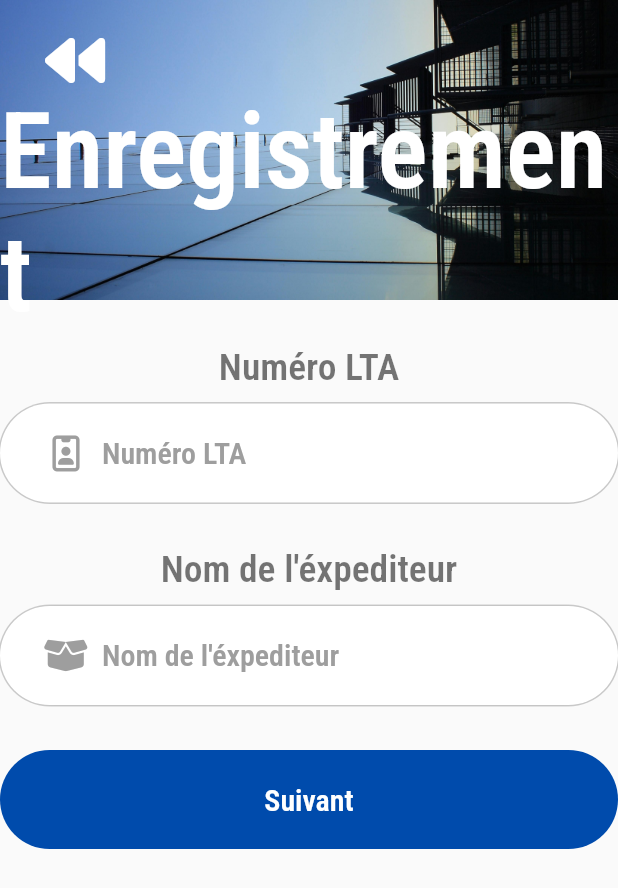
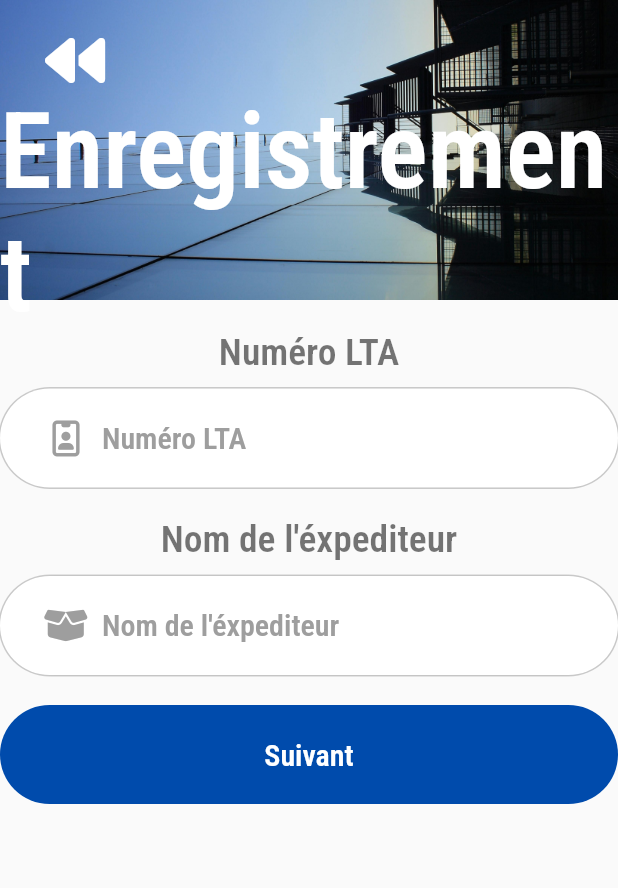
Before and after one commit to quantdev01/packet-management, a Flutter app: the RegisterPacket screen opened directly, on a phone screen of 412 x 824 dp. Shown: the top 888 px of the screen. Run offline on Flutter 3.47's test engine with Material 3 defaults, Android fonts, the phone set to English and light mode, and no system bars; our stand-ins replace cloud_firestore, firebase_core, font_awesome_flutter, pdf, printing, shimmer; accounts and stored records are empty.

Commit message:
Modifying the user back button

```diff
--- a/lib/screens/register_packet.dart
+++ b/lib/screens/register_packet.dart
@@ -1,4 +1,5 @@
 import 'package:entree_sortie/screens/add_packet.dart';
+import 'package:entree_sortie/screens/user_login.dart';
 import 'package:entree_sortie/utils/constant.dart';
 import 'package:entree_sortie/widgets/widgets.dart';
 import 'package:flutter/material.dart';
@@ -34,7 +35,17 @@ class _RegisterPacketState extends State<RegisterPacket> {
               ),
               child: Column(
                 children: [
-                  backToMenuButton(context),
+                  GestureDetector(
+                    onTap: () {
+                      Navigator.pushReplacement(
+                        context,
+                        MaterialPageRoute(
+                          builder: (context) => UserLogin(),
+                        ),
+                      );
+                    },
+                    child: backToMenuButton(context),
+                  ),
                   const Center(
                     child: Text(
                       'Enregistrement',
@@ -47,7 +58,7 @@ class _RegisterPacketState extends State<RegisterPacket> {
                 ],
               ),
             ),
-            const SizedBox(height: 30),
+            const SizedBox(height: kSizedBoxHeight),
             myTextField(
               controller: controllerLtaNumber,
               height: kBoxHeight,
@@ -57,7 +68,7 @@ class _RegisterPacketState extends State<RegisterPacket> {
               icon: FontAwesomeIcons.idBadge,
               hintText: 'Numéro LTA',
             ),
-            const SizedBox(height: 30),
+            const SizedBox(height: kSizedBoxHeight),
             myTextField(
               controller: controllerPacketName,
               height: kBoxHeight,
@@ -67,7 +78,7 @@ class _RegisterPacketState extends State<RegisterPacket> {
               icon: FontAwesomeIcons.boxOpen,
               hintText: 'Nom de l\'éxpediteur',
             ),
-            const SizedBox(height: 30),
+            const SizedBox(height: kSizedBoxHeight),
             GestureDetector(
               onTap: () {
                 Navigator.push(
@@ -89,7 +100,7 @@ class _RegisterPacketState extends State<RegisterPacket> {
                 textSize: kSizeTextBox,
               ),
             ),
-            const SizedBox(height: 30),
+            const SizedBox(height: kSizedBoxHeight),
           ],
         ),
       ),
--- a/lib/utils/constant.dart
+++ b/lib/utils/constant.dart
@@ -23,6 +23,8 @@ const Color kBlueColor = Color.fromARGB(255, 0, 75, 172);
 const Color kRedColor = Color.fromARGB(255, 172, 0, 0);
 const Color kWhiteColor = Colors.white;
 
+const double kSizedBoxHeight = 20;
+
 const double kBoxHeight = 86 - 20;
 const double kBoxWidht = 492 - 20;
 const double kBoxHeightMobile = kBoxHeight - 30;
```
Also changed, not shown: lib/screens/search_packet.dart (+10 -1 lines), lib/screens/search_packet_mobile.dart (+11 -1 lines), lib/screens/user_login.dart (+15 -1 lines).
